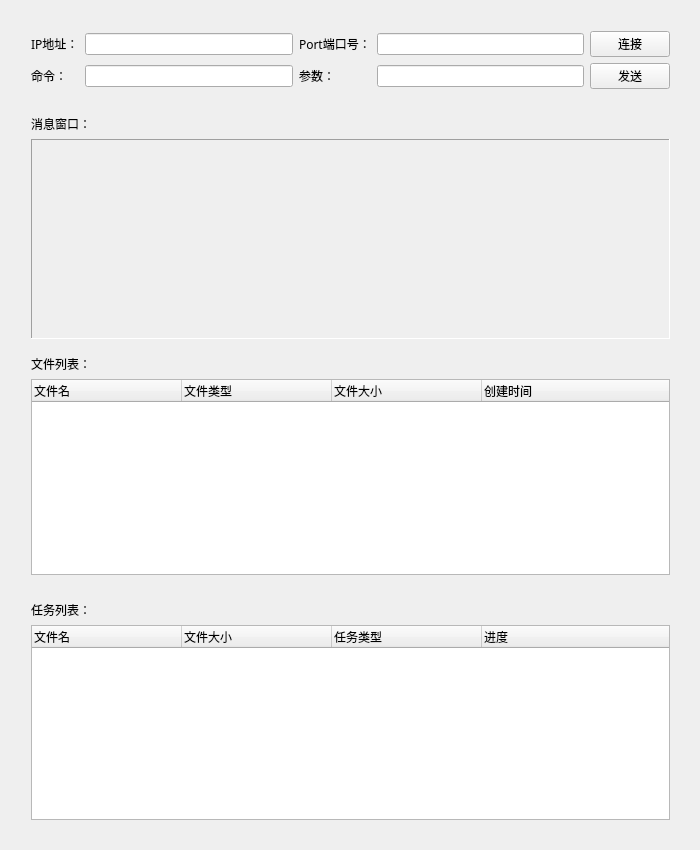
This is FTP_client_GUI/FTP_client_GUI.ui in JL-Cheng/UDP_FTP_work as Qt 5 draws it before an edit. The edited form follows.
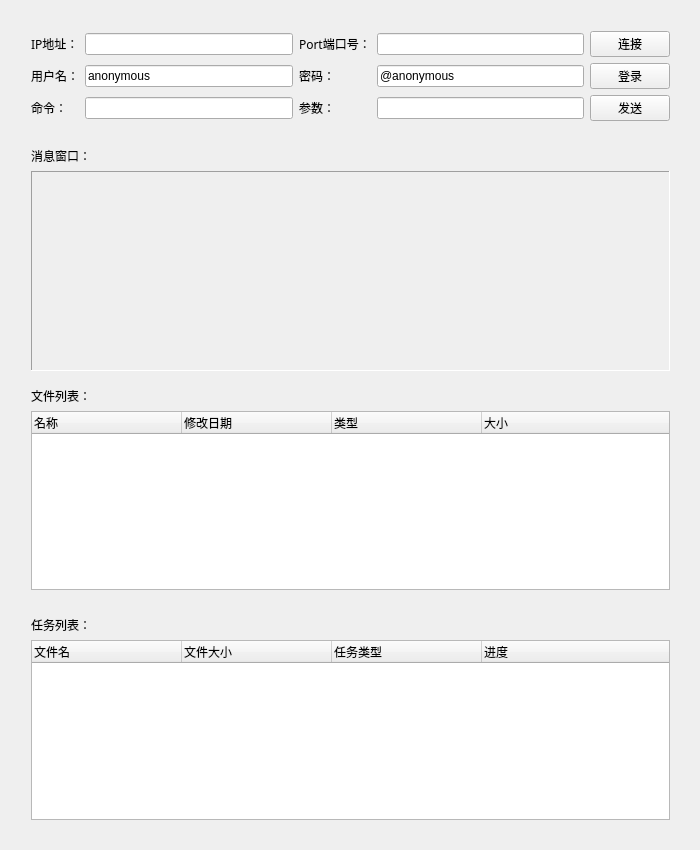
This is the edited form.

Commit message: 使用文件列表进行LIST和RETR操作

Patch:
```diff
--- a/FTP_client_GUI/FTP_client_GUI.ui
+++ b/FTP_client_GUI/FTP_client_GUI.ui
@@ -35,33 +35,12 @@
     <layout class="QVBoxLayout" name="verticalLayout_11">
      <item>
       <layout class="QGridLayout" name="gridLayout_2">
-       <item row="1" column="1">
-        <widget class="QLabel" name="label_11">
-         <property name="font">
-          <font>
-           <family>黑体</family>
-           <pointsize>9</pointsize>
-          </font>
-         </property>
-         <property name="text">
-          <string>命令：</string>
-         </property>
-        </widget>
-       </item>
-       <item row="1" column="6">
-        <widget class="QPushButton" name="send_button">
-         <property name="font">
-          <font>
-           <family>黑体</family>
-          </font>
-         </property>
-         <property name="text">
-          <string>发送</string>
-         </property>
-        </widget>
-       </item>
        <item row="1" column="5">
-        <widget class="QLineEdit" name="param_lineEdit"/>
+        <widget class="QLineEdit" name="password_lineEdit">
+         <property name="text">
+          <string>@anonymous</string>
+         </property>
+        </widget>
        </item>
        <item row="0" column="4">
         <widget class="QLabel" name="label_10">
@@ -77,7 +56,42 @@
         </widget>
        </item>
        <item row="1" column="2">
-        <widget class="QLineEdit" name="command_lineEdit"/>
+        <widget class="QLineEdit" name="username_lineEdit">
+         <property name="text">
+          <string>anonymous</string>
+         </property>
+        </widget>
+       </item>
+       <item row="0" column="2">
+        <widget class="QLineEdit" name="IP_lineEdit"/>
+       </item>
+       <item row="0" column="5">
+        <widget class="QLineEdit" name="port_lineEdit"/>
+       </item>
+       <item row="1" column="6">
+        <widget class="QPushButton" name="login_button">
+         <property name="font">
+          <font>
+           <family>黑体</family>
+          </font>
+         </property>
+         <property name="text">
+          <string>登录</string>
+         </property>
+        </widget>
+       </item>
+       <item row="1" column="1">
+        <widget class="QLabel" name="label_11">
+         <property name="font">
+          <font>
+           <family>黑体</family>
+           <pointsize>9</pointsize>
+          </font>
+         </property>
+         <property name="text">
+          <string>用户名：</string>
+         </property>
+        </widget>
        </item>
        <item row="0" column="6">
         <widget class="QPushButton" name="connect_button">
@@ -100,6 +114,19 @@
          </property>
         </widget>
        </item>
+       <item row="1" column="4">
+        <widget class="QLabel" name="label_13">
+         <property name="font">
+          <font>
+           <family>黑体</family>
+           <pointsize>9</pointsize>
+          </font>
+         </property>
+         <property name="text">
+          <string>密码：</string>
+         </property>
+        </widget>
+       </item>
        <item row="0" column="1">
         <widget class="QLabel" name="label_12">
          <property name="font">
@@ -113,8 +140,39 @@
          </property>
         </widget>
        </item>
-       <item row="1" column="4">
-        <widget class="QLabel" name="label_13">
+       <item row="3" column="6">
+        <widget class="QPushButton" name="send_button">
+         <property name="font">
+          <font>
+           <family>黑体</family>
+          </font>
+         </property>
+         <property name="text">
+          <string>发送</string>
+         </property>
+        </widget>
+       </item>
+       <item row="3" column="5">
+        <widget class="QLineEdit" name="param_lineEdit"/>
+       </item>
+       <item row="3" column="1">
+        <widget class="QLabel" name="label_17">
+         <property name="font">
+          <font>
+           <family>黑体</family>
+           <pointsize>9</pointsize>
+          </font>
+         </property>
+         <property name="text">
+          <string>命令：</string>
+         </property>
+        </widget>
+       </item>
+       <item row="3" column="2">
+        <widget class="QLineEdit" name="command_lineEdit"/>
+       </item>
+       <item row="3" column="4">
+        <widget class="QLabel" name="label_18">
          <property name="font">
           <font>
            <family>黑体</family>
@@ -126,12 +184,6 @@
          </property>
         </widget>
        </item>
-       <item row="0" column="2">
-        <widget class="QLineEdit" name="IP_lineEdit"/>
-       </item>
-       <item row="0" column="5">
-        <widget class="QLineEdit" name="port_lineEdit"/>
-       </item>
       </layout>
      </item>
      <item>
@@ -299,7 +351,7 @@
          </attribute>
          <column>
           <property name="text">
-           <string>文件名</string>
+           <string>名称</string>
           </property>
           <property name="font">
            <font>
@@ -312,7 +364,7 @@
          </column>
          <column>
           <property name="text">
-           <string>文件类型</string>
+           <string>修改日期</string>
           </property>
           <property name="font">
            <font>
@@ -325,7 +377,7 @@
          </column>
          <column>
           <property name="text">
-           <string>文件大小</string>
+           <string>类型</string>
           </property>
           <property name="font">
            <font>
@@ -338,7 +390,7 @@
          </column>
          <column>
           <property name="text">
-           <string>创建时间</string>
+           <string>大小</string>
           </property>
           <property name="font">
            <font>
```
The commit also changes 2 other files.
